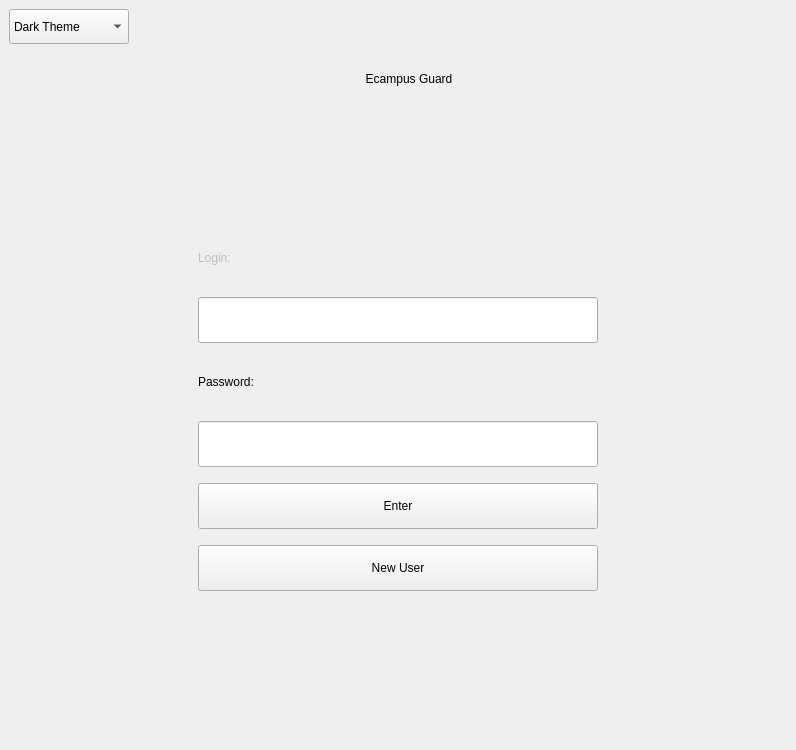
First picture: the form in main/UI/prelogin.ui, repository Demonim/Simargl-Study-Project, before the edit.
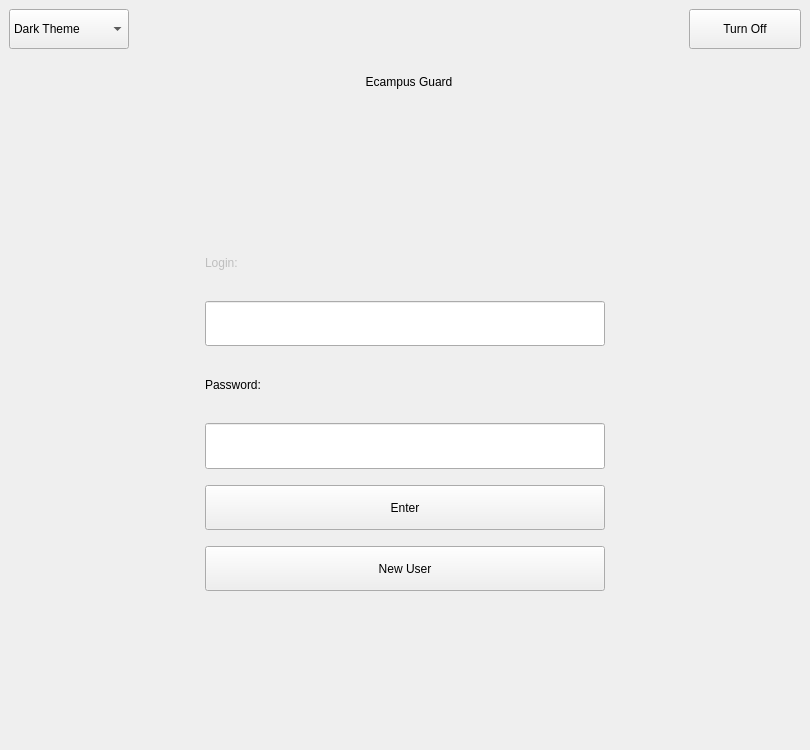
Second picture: the form after the edit.

Commit message:
Turn off Button
Added Turn off button and 4th Diagram UI

Patch:
```diff
--- a/main/UI/prelogin.ui
+++ b/main/UI/prelogin.ui
@@ -6,7 +6,7 @@
    <rect>
     <x>0</x>
     <y>0</y>
-    <width>796</width>
+    <width>810</width>
     <height>750</height>
    </rect>
   </property>
@@ -18,7 +18,7 @@
   </property>
   <property name="maximumSize">
    <size>
-    <width>796</width>
+    <width>810</width>
     <height>750</height>
    </size>
   </property>
@@ -38,7 +38,7 @@
    <property name="styleSheet">
     <string notr="true"/>
    </property>
-   <layout class="QVBoxLayout" name="verticalLayout_4" stretch="1,8">
+   <layout class="QVBoxLayout" name="verticalLayout_5">
     <item>
      <layout class="QHBoxLayout" name="horizontalLayout">
       <property name="spacing">
@@ -134,7 +134,7 @@
         </property>
         <property name="maximumSize">
          <size>
-          <width>930</width>
+          <width>830</width>
           <height>200</height>
          </size>
         </property>
@@ -147,29 +147,60 @@
        </widget>
       </item>
       <item>
-       <spacer name="horizontalSpacer_3">
-        <property name="orientation">
-         <enum>Qt::Orientation::Horizontal</enum>
-        </property>
-        <property name="sizeHint" stdset="0">
-         <size>
-          <width>40</width>
-          <height>20</height>
-         </size>
-        </property>
-       </spacer>
-      </item>
-      <item>
-       <layout class="QVBoxLayout" name="verticalLayout_3">
+       <layout class="QVBoxLayout" name="verticalLayout_4">
         <property name="spacing">
          <number>0</number>
         </property>
-        <property name="rightMargin">
+        <property name="leftMargin">
          <number>0</number>
         </property>
         <property name="bottomMargin">
          <number>0</number>
         </property>
+        <item>
+         <widget class="QPushButton" name="Turnoff">
+          <property name="sizePolicy">
+           <sizepolicy hsizetype="Expanding" vsizetype="Expanding">
+            <horstretch>0</horstretch>
+            <verstretch>0</verstretch>
+           </sizepolicy>
+          </property>
+          <property name="minimumSize">
+           <size>
+            <width>80</width>
+            <height>30</height>
+           </size>
+          </property>
+          <property name="maximumSize">
+           <size>
+            <width>140</width>
+            <height>40</height>
+           </size>
+          </property>
+          <property name="styleSheet">
+           <string notr="true"/>
+          </property>
+          <property name="text">
+           <string>Turn Off</string>
+          </property>
+         </widget>
+        </item>
+        <item>
+         <spacer name="verticalSpacer_10">
+          <property name="orientation">
+           <enum>Qt::Orientation::Vertical</enum>
+          </property>
+          <property name="sizeType">
+           <enum>QSizePolicy::Policy::Maximum</enum>
+          </property>
+          <property name="sizeHint" stdset="0">
+           <size>
+            <width>20</width>
+            <height>105</height>
+           </size>
+          </property>
+         </spacer>
+        </item>
        </layout>
       </item>
      </layout>
```
The commit also changes 3 other files.
